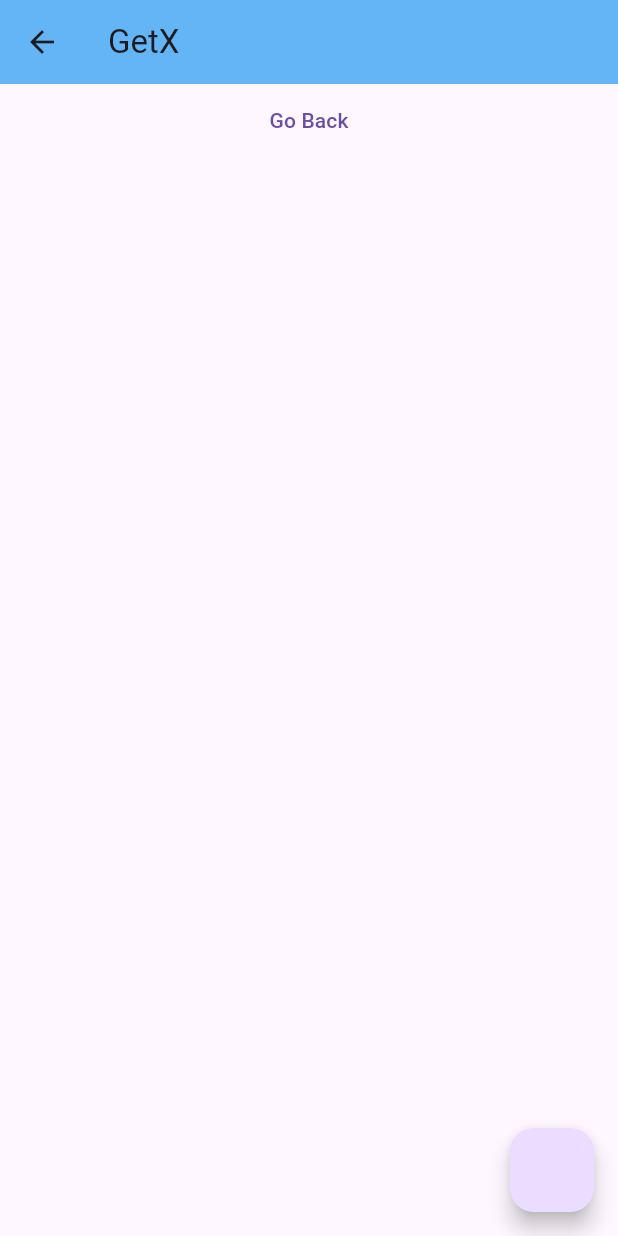
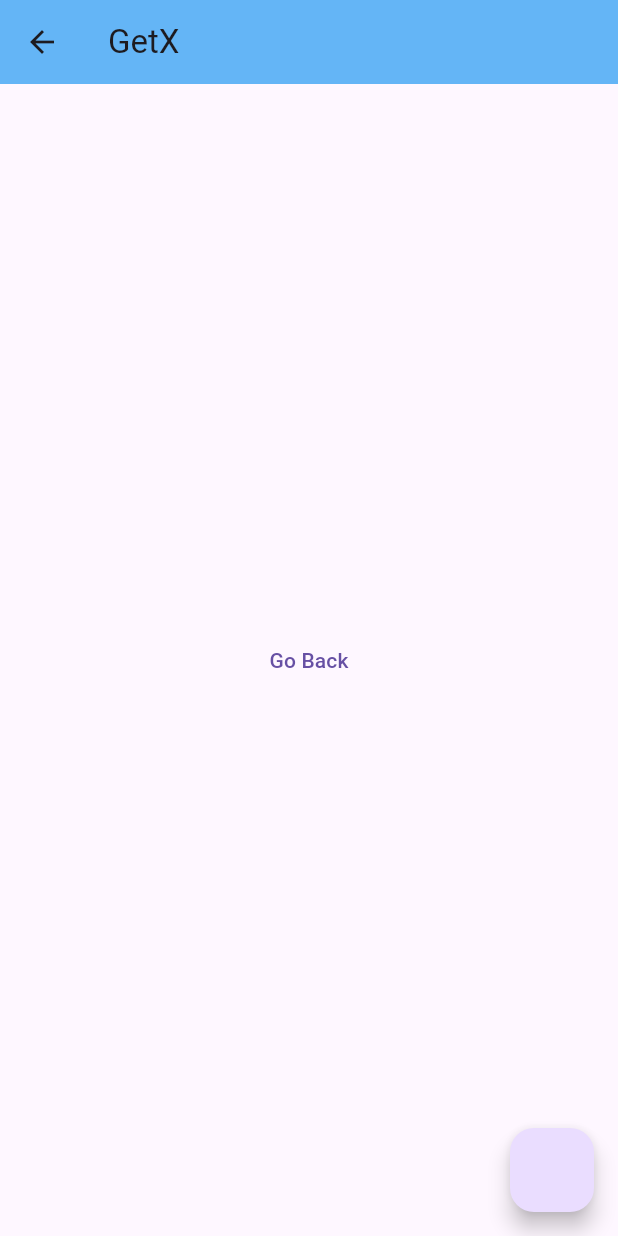
Before and after one commit to Piyushbhatt7/Flutter-Getx, a Flutter app: the HomeScreen screen opened directly, on a phone screen of 412 x 824 dp. Run offline on Flutter 3.47's test engine with Material 3 defaults, Android fonts, the phone set to English and light mode, and no system bars; our stand-ins replace get.

Commit message:
refactor: remove unused imports and improve code formatting

```diff
--- a/lib/getx_navigator.dart
+++ b/lib/getx_navigator.dart
@@ -1,5 +1,4 @@
 import 'package:flutter/material.dart';
-import 'package:flutter_getx/dialog_alert.dart';
 import 'package:flutter_getx/home_screen.dart';
 import 'package:get/get.dart';
 
--- a/lib/home_screen.dart
+++ b/lib/home_screen.dart
@@ -17,25 +17,23 @@ class _HomeScreenState extends State<HomeScreen> {
         title: Text('GetX'),
       ),
       body: Column(
+        mainAxisAlignment: MainAxisAlignment.center,
         children: [
-
           Center(
-           child: TextButton(onPressed: (){
+            child: TextButton(
+                onPressed: () {
                   Get.back();
-            }, child: Text("Go Back")),
+                },
+                child: Text("Go Back")),
           ),
         ],
-
       ),
-      floatingActionButton: FloatingActionButton(onPressed: (){
+      floatingActionButton: FloatingActionButton(onPressed: () {
         Get.snackbar("Pussy boy", "You deserve a pussy",
             backgroundColor: Colors.green.shade100,
             snackPosition: SnackPosition.TOP,
-        icon: Icon(Icons.align_vertical_center_outlined)
-        );
-
+            icon: Icon(Icons.align_vertical_center_outlined));
       }),
-
     );
   }
 }
--- a/lib/main.dart
+++ b/lib/main.dart
@@ -1,5 +1,4 @@
 import 'package:flutter/material.dart';
-import 'package:flutter_getx/dialog_alert.dart';
 import 'package:flutter_getx/getx_navigator.dart';
 import 'package:get/get.dart';
 
```
Lines whose indentation alone changed are shown as unchanged.
